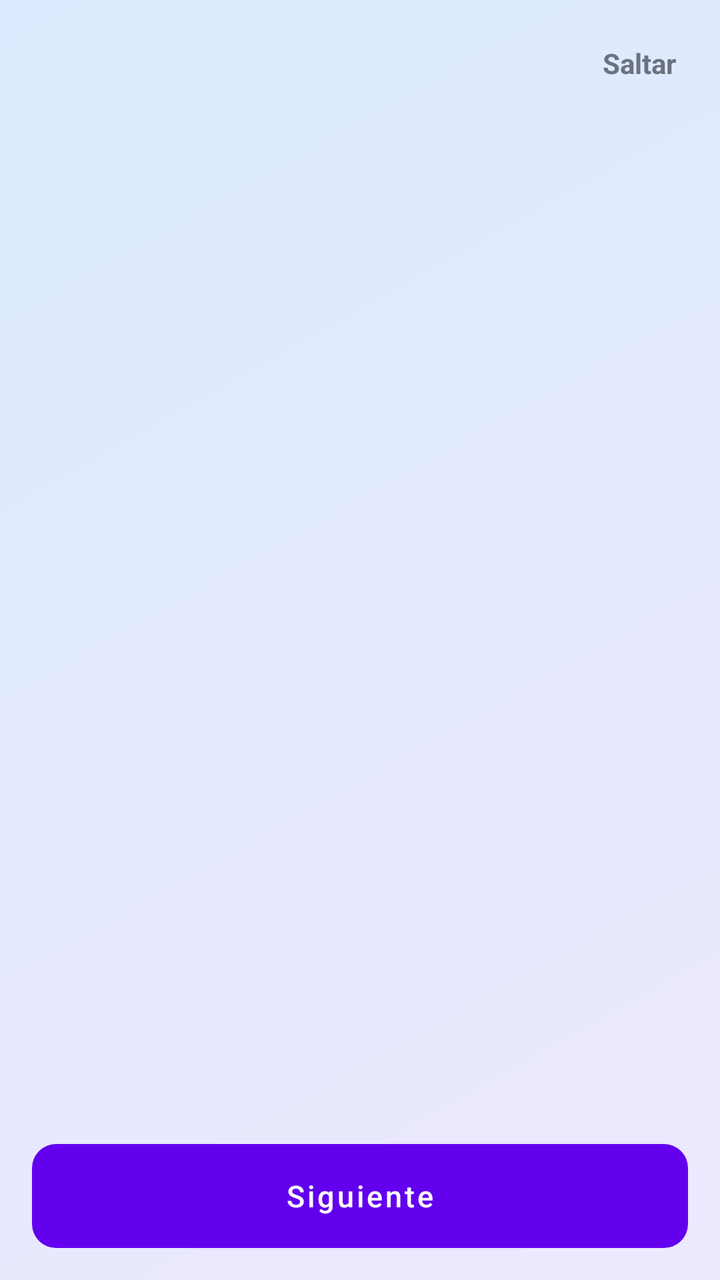
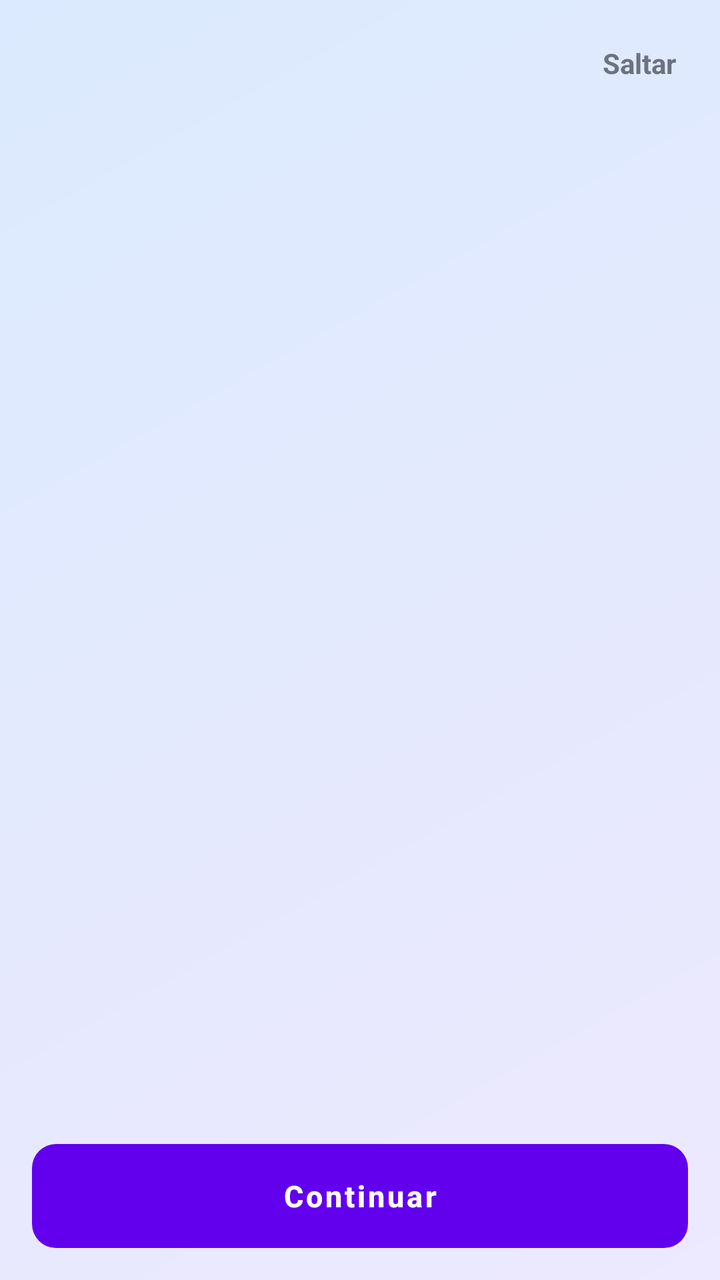

An Android layout rendered at two revisions. The XML below is the earlier revision; the diff shows what the commit changed to produce the second picture.
<!-- AndroidManifest.xml: application theme Theme.MaterialComponents.Light.NoActionBar -->
<!-- res/layout/activity_onboarding.xml -->
<?xml version="1.0" encoding="utf-8"?>
<LinearLayout xmlns:android="http://schemas.android.com/apk/res/android"
    android:layout_width="match_parent"
    android:layout_height="match_parent"
    android:background="@drawable/bg_app_gradient"
    android:orientation="vertical"
    android:padding="16dp">

    <TextView
        android:id="@+id/btnSkip"
        android:layout_width="wrap_content"
        android:layout_height="wrap_content"
        android:layout_gravity="end"
        android:padding="6dp"
        android:text="Saltar"
        android:textColor="@color/text_secondary"
        android:textSize="14sp"
        android:textStyle="bold" />

    <androidx.viewpager2.widget.ViewPager2
        android:id="@+id/viewPagerOnboarding"
        android:layout_width="match_parent"
        android:layout_height="0dp"
        android:layout_weight="1" />

    <LinearLayout
        android:id="@+id/dotsContainer"
        android:layout_width="match_parent"
        android:layout_height="wrap_content"
        android:gravity="center"
        android:orientation="horizontal"
        android:paddingTop="8dp"
        android:paddingBottom="8dp" />

    <Button
        android:id="@+id/btnNext"
        android:layout_width="match_parent"
        android:layout_height="52dp"
        android:background="@drawable/bg_button_primary"
        android:stateListAnimator="@null"
        android:text="Siguiente"
        android:textAllCaps="false"
        android:textColor="@color/white"
        android:textSize="15sp" />

</LinearLayout>
<!-- resources referenced by this layout -->
<resources>
  <color name="text_secondary">#6B7280</color>
  <color name="white">#FFFFFF</color>
  <!-- drawable bg_app_gradient (drawable) -->
  <?xml version="1.0" encoding="utf-8"?>
  <shape xmlns:android="http://schemas.android.com/apk/res/android">
      <gradient
          android:angle="135"
          android:startColor="@color/bg_start"
          android:endColor="@color/bg_end" />
  </shape>
  <!-- drawable bg_button_primary (drawable) -->
  <?xml version="1.0" encoding="utf-8"?>
  <shape xmlns:android="http://schemas.android.com/apk/res/android">
      <gradient
          android:angle="135"
          android:startColor="@color/grad_purple"
          android:endColor="@color/grad_pink" />
      <corners android:radius="12dp" />
  </shape>
  <color name="bg_start">#EDE9FE</color>
  <color name="bg_end">#DBEAFE</color>
  <color name="grad_purple">#7C3AED</color>
  <color name="grad_pink">#EC4899</color>
</resources>

<!-- the commit's change to res/layout/activity_onboarding.xml (unified diff, before → after) -->
@@ -1,46 +1,61 @@
 <?xml version="1.0" encoding="utf-8"?>
-<LinearLayout xmlns:android="http://schemas.android.com/apk/res/android"
+<androidx.constraintlayout.widget.ConstraintLayout xmlns:android="http://schemas.android.com/apk/res/android"
+    xmlns:app="http://schemas.android.com/apk/res-auto"
     android:layout_width="match_parent"
     android:layout_height="match_parent"
     android:background="@drawable/bg_app_gradient"
-    android:orientation="vertical"
-    android:padding="16dp">
+    android:paddingStart="@dimen/spacing_md"
+    android:paddingTop="@dimen/spacing_md"
+    android:paddingEnd="@dimen/spacing_md"
+    android:paddingBottom="@dimen/spacing_md">
 
     <TextView
         android:id="@+id/btnSkip"
         android:layout_width="wrap_content"
         android:layout_height="wrap_content"
-        android:layout_gravity="end"
         android:padding="6dp"
         android:text="Saltar"
         android:textColor="@color/text_secondary"
         android:textSize="14sp"
-        android:textStyle="bold" />
+        android:textStyle="bold"
+        app:layout_constraintEnd_toEndOf="parent"
+        app:layout_constraintTop_toTopOf="parent" />
 
     <androidx.viewpager2.widget.ViewPager2
         android:id="@+id/viewPagerOnboarding"
-        android:layout_width="match_parent"
+        android:layout_width="0dp"
         android:layout_height="0dp"
-        android:layout_weight="1" />
+        android:layout_marginTop="@dimen/spacing_sm"
+        app:layout_constraintBottom_toTopOf="@id/dotsContainer"
+        app:layout_constraintEnd_toEndOf="parent"
+        app:layout_constraintStart_toStartOf="parent"
+        app:layout_constraintTop_toBottomOf="@id/btnSkip" />
 
     <LinearLayout
         android:id="@+id/dotsContainer"
-        android:layout_width="match_parent"
+        android:layout_width="0dp"
         android:layout_height="wrap_content"
         android:gravity="center"
         android:orientation="horizontal"
         android:paddingTop="8dp"
-        android:paddingBottom="8dp" />
+        android:paddingBottom="8dp"
+        app:layout_constraintBottom_toTopOf="@id/btnNext"
+        app:layout_constraintEnd_toEndOf="parent"
+        app:layout_constraintStart_toStartOf="parent" />
 
     <Button
         android:id="@+id/btnNext"
-        android:layout_width="match_parent"
+        android:layout_width="0dp"
         android:layout_height="52dp"
         android:background="@drawable/bg_button_primary"
         android:stateListAnimator="@null"
-        android:text="Siguiente"
+        android:text="Continuar"
         android:textAllCaps="false"
         android:textColor="@color/white"
-        android:textSize="15sp" />
+        android:textSize="15sp"
+        android:textStyle="bold"
+        app:layout_constraintBottom_toBottomOf="parent"
+        app:layout_constraintEnd_toEndOf="parent"
+        app:layout_constraintStart_toStartOf="parent" />
 
-</LinearLayout>
+</androidx.constraintlayout.widget.ConstraintLayout>
<!-- resource entries referenced after the edit -->
@@ -2,6 +2,8 @@
 <resources>
   <color name="text_secondary">#6B7280</color>
   <color name="white">#FFFFFF</color>
+  <dimen name="spacing_md">16dp</dimen>
+  <dimen name="spacing_sm">8dp</dimen>
   <!-- drawable bg_app_gradient (drawable) -->
   <?xml version="1.0" encoding="utf-8"?>
   <shape xmlns:android="http://schemas.android.com/apk/res/android">
